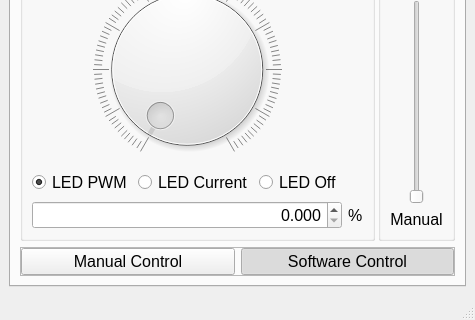
First picture: the form in Software/GUI_code/QtDesigner_GUI.ui, repository Llamero/Four_Channel_MHz_LED_Driver, before the edit; both pictures show x 0 to 475 and y 280 to 600 of the 475 by 600 pixel window.
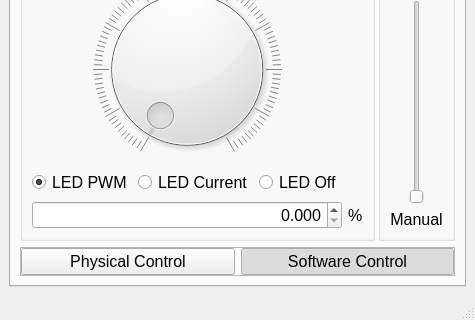
Second picture: the form after the edit. The open tabs and pages were chosen to show the change. Custom widgets are drawn as their Qt base class.

Commit message: Replace configure widget calls with model calls

What changed in the file:
```diff
--- a/Software/GUI_code/QtDesigner_GUI.ui
+++ b/Software/GUI_code/QtDesigner_GUI.ui
@@ -57,7 +57,7 @@
        <attribute name="title">
         <string>Main</string>
        </attribute>
-       <layout class="QGridLayout" name="gridLayout_2" rowstretch="0,0,0,10,0,0" columnstretch="10,0">
+       <layout class="QGridLayout" name="gridLayout_2" rowstretch="0,0,0,10,0" columnstretch="10,0">
         <property name="horizontalSpacing">
          <number>3</number>
         </property>
@@ -388,7 +388,7 @@
            <item row="3" column="0">
             <widget class="QPushButton" name="pushButton_2">
              <property name="text">
-              <string>Manual Control</string>
+              <string>Physical Control</string>
              </property>
              <property name="checkable">
               <bool>true</bool>
```
Left out of the diff: 76 changed lines with no effect on the pictures. The commit also changes 4 other files.
